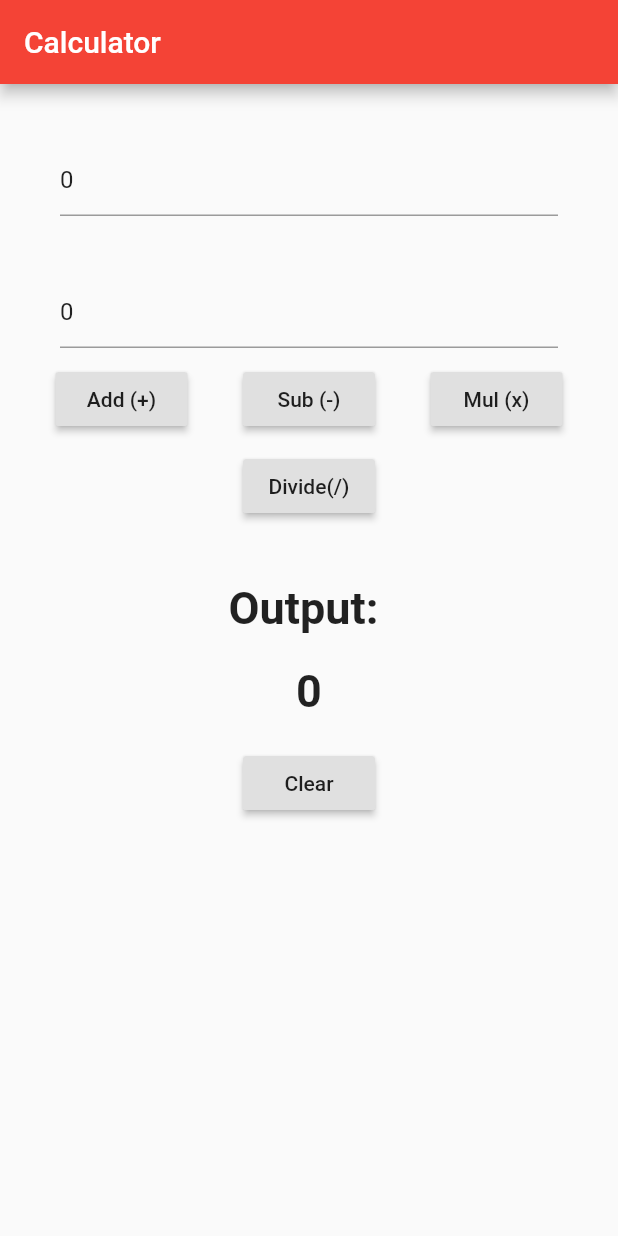
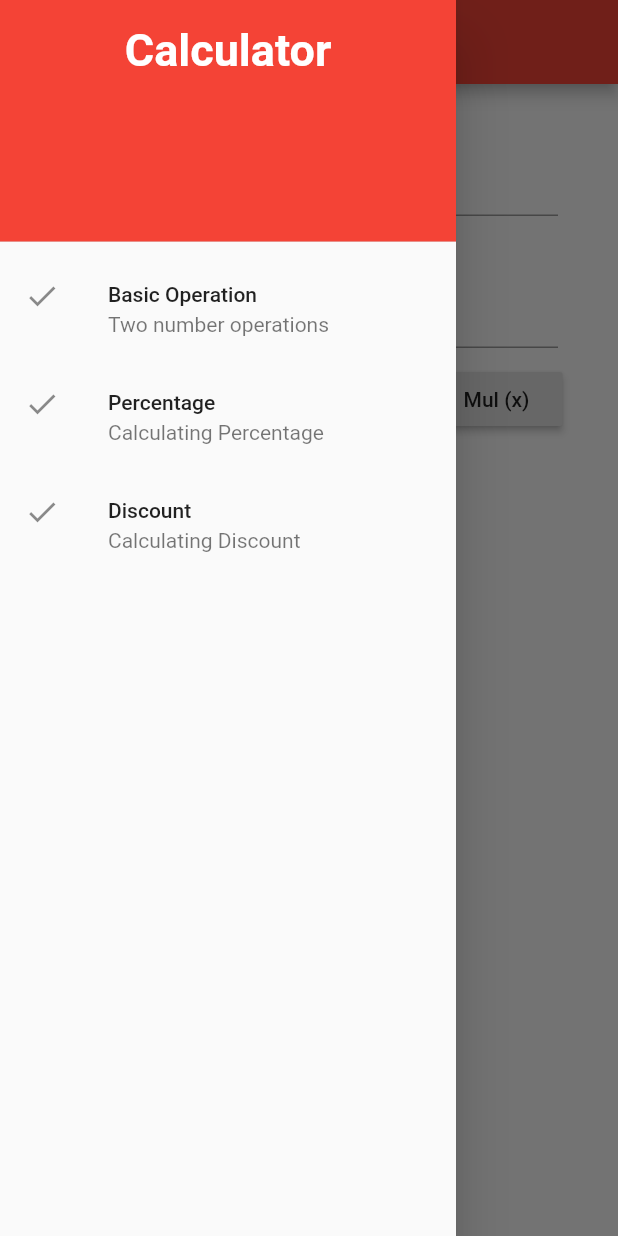
Before and after one commit to crpoudyal/basic_flutter_calculator, a Flutter app: the screen it shows after launch, with the side drawer open (before the commit the screen has no drawer), on a phone screen of 412 x 824 dp. Run offline on Flutter 3.47's test engine with Material 2 defaults, Android fonts, the phone set to English and light mode, and no system bars.

Commit message:
Drawer added

```diff
--- a/lib/dashboard.dart
+++ b/lib/dashboard.dart
@@ -53,6 +53,59 @@ class _DashBoardState extends State<DashBoard> {
     return Scaffold(
       appBar: AppBar(
         title: Text("Calculator"),
+      ),
+      drawer: Drawer(
+        child:ListView(
+          padding: EdgeInsets.zero,
+          children: <Widget>[
+            DrawerHeader(child: Text("Calculator",
+            textAlign: TextAlign.center,
+            style: TextStyle(
+              color: Colors.white,
+              fontWeight:FontWeight.bold,
+              fontSize: 30.0,
+            ),
+            ),
+            decoration: BoxDecoration(
+              color:Colors.red,
+            ),
+            ),
+            Column(
+              children:<Widget>[
+                ListTile(
+                  leading: Icon(Icons.done),
+                  title: Text("Basic Operation"),
+                  subtitle: Text("Two number operations"),
+                  onTap: (){
+
+                  },
+
+
+              ),
+               ListTile(
+                  leading: Icon(Icons.done),
+                  title: Text("Percentage"),
+                  subtitle: Text("Calculating Percentage"),
+                 onTap: (){
+
+                  },
+
+              ),
+               ListTile(
+                  leading: Icon(Icons.done),
+                  title: Text("Discount"),
+                  subtitle: Text("Calculating Discount"),
+                 onTap: (){
+
+                  },
+
+              ),
+              ],
+
+            ),
+          ],
+
+        ),
       ),
       body: SingleChildScrollView(
         child: Column(
```
